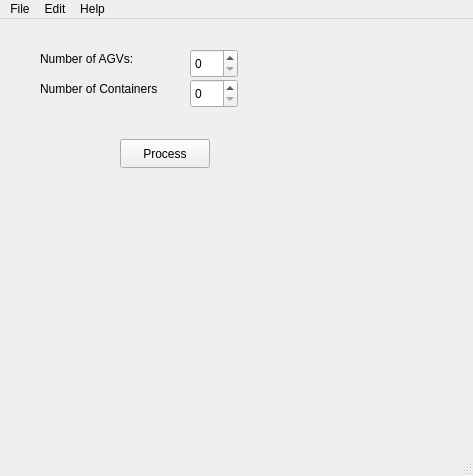
The window that AGV-Conflict-Free/mainwindow.ui (amireza007/AGV-Project) describes before a commit, drawn with Qt 5.
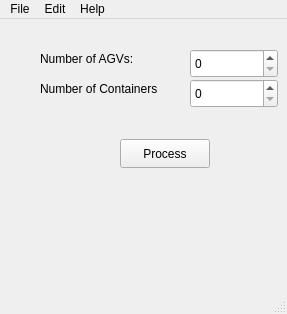
The same window after the commit.

```diff
--- a/AGV-Conflict-Free/mainwindow.ui
+++ b/AGV-Conflict-Free/mainwindow.ui
@@ -6,17 +6,14 @@
    <rect>
     <x>0</x>
     <y>0</y>
-    <width>473</width>
-    <height>476</height>
+    <width>287</width>
+    <height>314</height>
    </rect>
   </property>
   <property name="windowTitle">
    <string>MainWindow</string>
   </property>
   <widget class="QWidget" name="centralwidget">
-   <property name="enabled">
-    <bool>true</bool>
-   </property>
    <widget class="QLabel" name="label">
     <property name="geometry">
      <rect>
@@ -61,7 +58,7 @@
      <rect>
       <x>190</x>
       <y>30</y>
-      <width>48</width>
+      <width>88</width>
       <height>29</height>
      </rect>
     </property>
@@ -71,7 +68,7 @@
      <rect>
       <x>190</x>
       <y>60</y>
-      <width>48</width>
+      <width>88</width>
       <height>29</height>
      </rect>
     </property>
@@ -82,8 +79,8 @@
     <rect>
      <x>0</x>
      <y>0</y>
-     <width>473</width>
-     <height>21</height>
+     <width>287</width>
+     <height>33</height>
     </rect>
    </property>
    <widget class="QMenu" name="menuFile">
```
